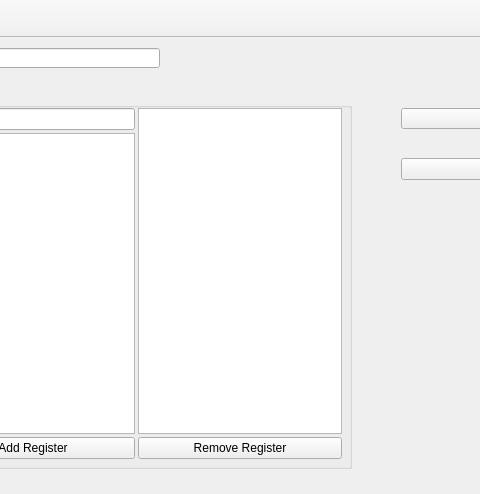
This is mainwindow.ui in Yourp/UWOWDevelopHelper as Qt 5 draws it before an edit; both pictures show x 89 to 569 and y 0 to 494 of the 958 by 730 pixel window. The edited form follows.
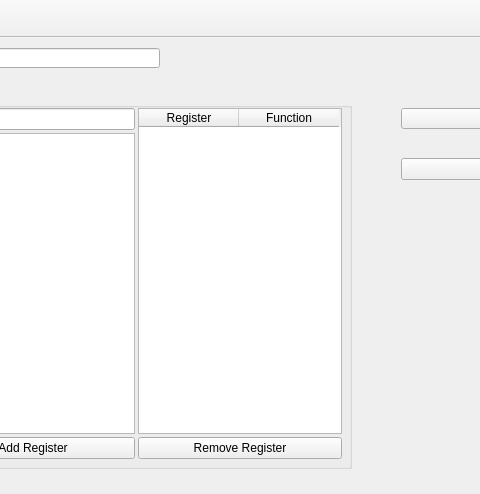
This is the edited form.

Commit message: врубаем TW_AddedRegisters->horizontalHeader()

```diff
--- a/mainwindow.ui
+++ b/mainwindow.ui
@@ -225,7 +225,7 @@
            <bool>false</bool>
           </property>
           <attribute name="horizontalHeaderVisible">
-           <bool>false</bool>
+           <bool>true</bool>
           </attribute>
           <attribute name="horizontalHeaderCascadingSectionResizes">
            <bool>false</bool>
```
The commit also changes 1 other file.
